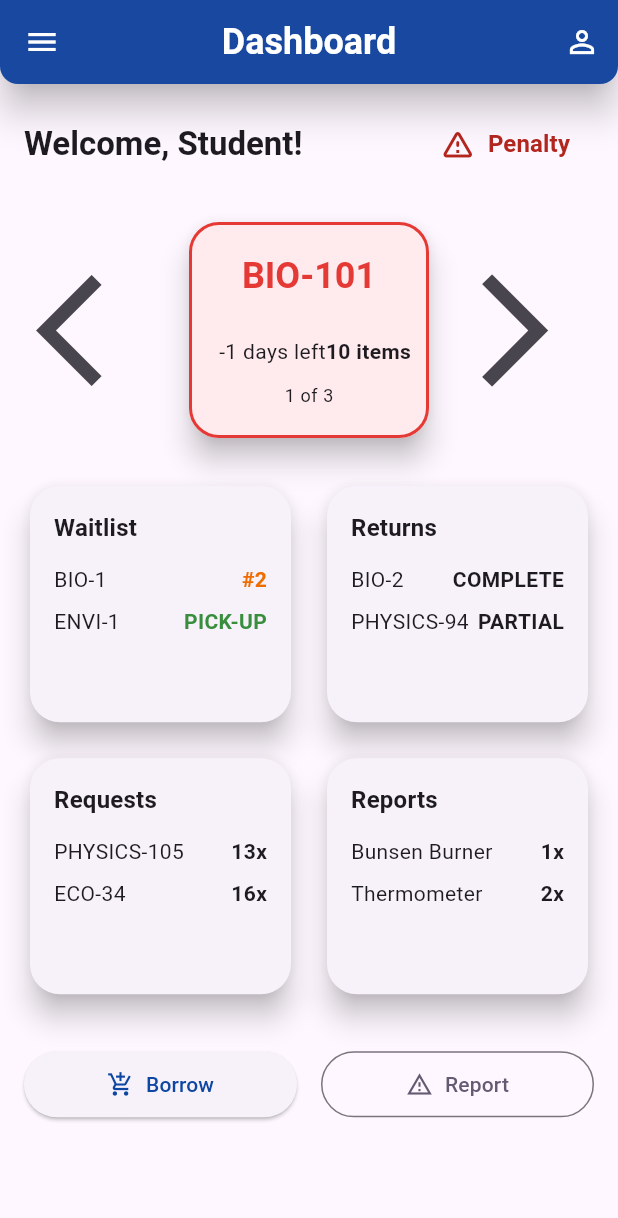
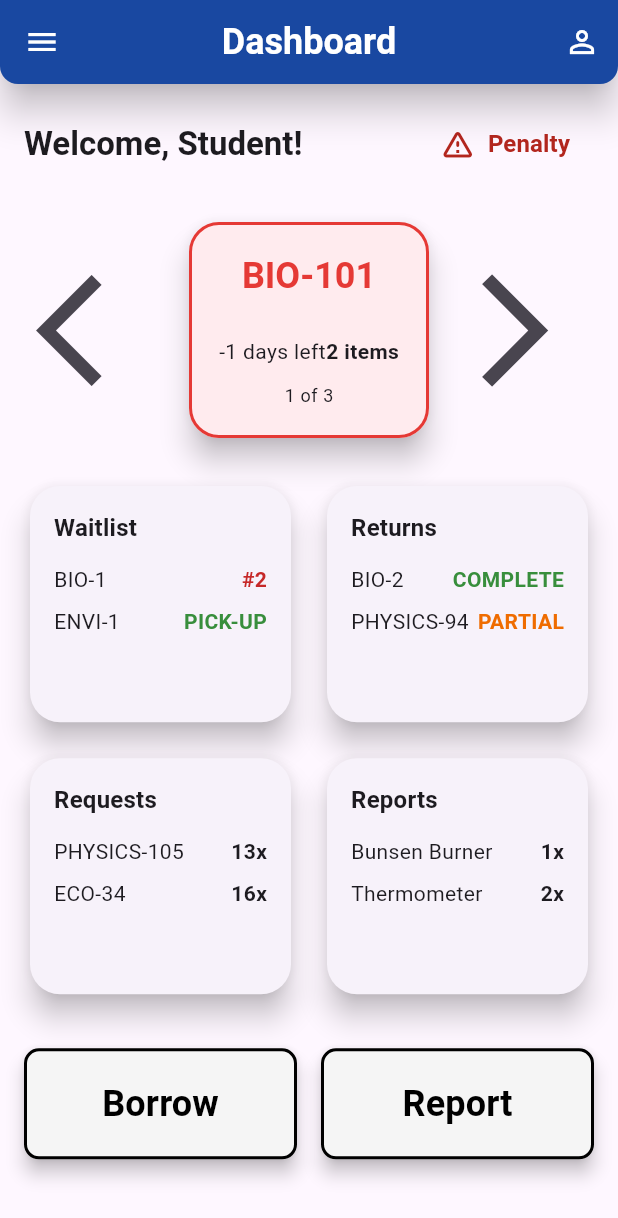
Before and after one commit to Schneidelstrom/LabTrack, a Flutter app: the StudentDashboard screen opened directly, on a phone screen of 412 x 824 dp. Shown: the top 1218 px of the screen. Run offline on Flutter 3.47's test engine with Material 3 defaults, Android fonts, the light colour scheme and no system bars; our stand-ins replace firebase_auth, firebase_core; accounts and stored records are empty.

Commit message:
Added borrowed and penalty screens, and borrow_transaction model

```diff
--- /dev/null
+++ b/lib/student/models/borrow_transaction.dart
@@ -0,0 +1,21 @@
+class BorrowTransaction {
+  final String transactionId;
+  final String courseCode;
+  final String courseName;
+  final String borrowerName;
+  final String dateBorrowed;
+  final String deadlineDate;
+  final List<String> groupMembers;
+  final List<Map<String, dynamic>> borrowedItems;
+
+  const BorrowTransaction({
+    required this.transactionId,
+    required this.courseCode,
+    required this.courseName,
+    required this.borrowerName,
+    required this.dateBorrowed,
+    required this.deadlineDate,
+    required this.groupMembers,
+    required this.borrowedItems,
+  });
+}
--- a/lib/student/screens/dashboard.dart
+++ b/lib/student/screens/dashboard.dart
@@ -6,6 +6,9 @@ import 'package:labtrack/student/screens/waitlist.dart';
 import 'package:labtrack/student/screens/return.dart';
 import 'package:labtrack/student/screens/request.dart';
 import 'package:labtrack/student/screens/reported.dart';
+import 'package:labtrack/student/screens/penalty.dart';
+import 'package:labtrack/student/screens/borrowed.dart';
+import 'package:labtrack/student/models/borrow_transaction.dart';
 
 class StudentDashboard extends StatefulWidget {
   const StudentDashboard({super.key});
@@ -17,30 +20,61 @@ class StudentDashboard extends StatefulWidget {
 class _StudentDashboardState extends State<StudentDashboard> {
   int _currentBorrowedItemIndex = 0;
   final GlobalKey<ScaffoldState> _scaffoldKey = GlobalKey<ScaffoldState>();
-  final List<Map<String, dynamic>> _borrowedItems = const [
-    {
-      'courseCode': 'BIO-101',
-      'itemCount': 10,
-      'daysLeft': -1,
-    },
-    {
-      'courseCode': 'CHEM-103',
-      'itemCount': 13,
-      'daysLeft': 0,
-    },
-    {
-      'courseCode': 'ECO-97',
-      'itemCount': 7,
-      'daysLeft': 15,
-    },
+
+  final List<BorrowTransaction> _borrowedItems = const [
+    const BorrowTransaction(
+      transactionId: 'TXN-00123',
+      courseCode: 'BIO-101',
+      courseName: 'General Biology',
+      borrowerName: 'John Doe',
+      dateBorrowed: '2025-11-10',
+      deadlineDate: '2025-11-12',
+      groupMembers: ['John Doe', 'Jane Smith', 'Peter Jones'],
+      borrowedItems: const [
+        const {'name': 'Microscope', 'quantity': 5},
+        const {'name': 'Slide Set', 'quantity': 5},
+      ],
+    ),
+    const BorrowTransaction(
+      transactionId: 'TXN-00124',
+      courseCode: 'CHEM-103',
+      courseName: 'Organic Chemistry',
+      borrowerName: 'Alice Johnson',
+      dateBorrowed: '2025-11-01',
+      deadlineDate: '2025-11-13',
+      groupMembers: const ['Alice Johnson', 'Bob Brown'],
+      borrowedItems: const [
+        const {'name': 'Test Tube Rack', 'quantity': 1},
+        const {'name': 'Safety Goggles', 'quantity': 12},
+      ],
+    ),
+    const BorrowTransaction(
+      transactionId: 'TXN-00125',
+      courseCode: 'ECO-97',
+      courseName: 'Physics Lab',
+      borrowerName: 'Emma Wilson',
+      dateBorrowed: '2025-11-10',
+      deadlineDate: '2025-11-28',
+      groupMembers: const ['Emma Wilson', 'Mamma Mia', 'Dadda', 'asdfwfasgfighasjdf', 'afqwefafsdf'],
+      borrowedItems: const [
+        const {'name': 'Digital Multimeter', 'quantity': 7},
+      ],
+    ),
   ];
 
   late final bool _hasPenalty;
 
+  int _calculateDaysLeft(String deadlineDate) {
+    final now = DateTime.now();
+    final deadline = DateTime.parse(deadlineDate);
+    final difference = deadline.difference(now);
+    return difference.inDays;
+  }
+
   @override
   void initState() {
     super.initState();
-    _hasPenalty = _borrowedItems.any((item) => item['daysLeft']! < 0);
+    _hasPenalty = _borrowedItems.any((item) => _calculateDaysLeft(item.deadlineDate) < 0);
   }
 
   void _navigateBorrowedItems(bool isNext) {
@@ -61,7 +95,11 @@ class _StudentDashboardState extends State<StudentDashboard> {
 
   @override
   Widget build(BuildContext context) {
-    final currentItem = _borrowedItems[_currentBorrowedItemIndex];
+    final currentTransaction = _borrowedItems[_currentBorrowedItemIndex];
+    final int daysLeft = _calculateDaysLeft(currentTransaction.deadlineDate);
+
+    final int itemCount = currentTransaction.borrowedItems.length;
+
     return Scaffold(
       key: _scaffoldKey,
       drawer: buildAppDrawer(context, selectedIndex: 0),
@@ -101,9 +139,9 @@ class _StudentDashboardState extends State<StudentDashboard> {
                 ),
                 if (_hasPenalty)
                   TextButton.icon(
-                    onPressed: () => print("Pressed on Penalties")
-                    /* TODO: Navigate to Penalties Screen */
-                    ,
+                    onPressed: () => {
+                      Navigator.push(context, MaterialPageRoute(builder: (context) => const StudentPenalty()))
+                    },
                     icon: Icon(
                       Icons.warning_amber_rounded,
                       size: 24.0,
@@ -131,9 +169,9 @@ class _StudentDashboardState extends State<StudentDashboard> {
                 Expanded(
                   child: _buildCurrentlyBorrowedCard(
                     context: context,
-                    courseCode: currentItem['courseCode']!,
-                    itemCount: currentItem['itemCount'],
-                    daysLeft: currentItem['daysLeft'] as int,
+                    transaction: currentTransaction,
+                    itemCount: itemCount,
+                    daysLeft: daysLeft,
                   ),
                 ),
                 IconButton(
@@ -190,29 +228,51 @@ class _StudentDashboardState extends State<StudentDashboard> {
             Row(
               children: [
                 Expanded(
-                  child: ElevatedButton.icon(
+                  child: ElevatedButton(
                     onPressed: () {
                       Navigator.push(context, MaterialPageRoute(builder: (context) => const StudentBorrow()));
                     },
-                    icon: const Icon(Icons.add_shopping_cart, color: Color(0xFF0D47A1)),
-                    label: const Text('Borrow', style: TextStyle(color: Color(0xFF0D47A1))),
-
                     style: ElevatedButton.styleFrom(
-                      padding: const EdgeInsets.symmetric(vertical: 12),
+                      backgroundColor: Colors.grey.shade100,
+                      shape: RoundedRectangleBorder(
+                        borderRadius: BorderRadius.circular(10.0),
+                          side: const BorderSide(color: Colors.black, width: 2.0)
+                      ),
+                      padding: const EdgeInsets.symmetric(vertical: 20),
+                      foregroundColor: Colors.black,
+                      elevation: 5,
+                    ),
+                    child: const Text(
+                      'Borrow',
+                      style: TextStyle(
+                          fontSize: 24,
+                          fontWeight: FontWeight.bold
+                      ),
                     ),
                   ),
                 ),
                 const SizedBox(width: 16),
                 Expanded(
-                  child: OutlinedButton.icon(
-                    onPressed: () => {
-                      Navigator.push(context, MaterialPageRoute(builder: (context) => const StudentReport()))
+                  child: ElevatedButton(
+                    onPressed: () {
+                      Navigator.push(context, MaterialPageRoute(builder: (context) => const StudentReport()));
                     },
-                    icon: const Icon(Icons.report_problem_outlined),
-                    label: const Text('Report'),
-                    style: OutlinedButton.styleFrom(
-                      padding: const EdgeInsets.symmetric(vertical: 12),
-                      foregroundColor: Theme.of(context).colorScheme.secondary,
+                    style: ElevatedButton.styleFrom(
+                      backgroundColor: Colors.grey.shade100,
+                      shape: RoundedRectangleBorder(
+                        borderRadius: BorderRadius.circular(10.0),
+                          side: const BorderSide(color: Colors.black, width: 2.0)
+                      ),
+                      padding: const EdgeInsets.symmetric(vertical: 20),
+                      foregroundColor: Colors.black,
+                      elevation: 5,
+                    ),
+                    child: const Text(
+                      'Report',
+                      style: TextStyle(
+                          fontSize: 24,
+                          fontWeight: FontWeight.bold
+                      ),
                     ),
                   ),
                 ),
@@ -230,10 +290,10 @@ class _StudentDashboardState extends State<StudentDashboard> {
     return isBackground ? Colors.white : Colors.transparent;
   }
 
-  Widget _buildCurrentlyBorrowedCard({required BuildContext context, required String courseCode, required int itemCount, required int daysLeft}) {
+  Widget _buildCurrentlyBorrowedCard({required BuildContext context, required BorrowTransaction transaction, required int itemCount, required int daysLeft}) {
     final Color borderColor = _getCardColor(daysLeft, isBackground: false);
     final Color backgroundColor = _getCardColor(daysLeft, isBackground: true);
-    final double borderWidth = (daysLeft <= 0) ? 2.0 : 0.0;
+    final Color effectiveBorderColor = (daysLeft > 0) ? Colors.blue.shade800 : borderColor;
     final Color daysLeftTextColor = (daysLeft < 0) ? Colors.red.shade600 : (daysLeft == 0 ? Colors.orange.shade600 : Colors.blue.shade900);
 
     return Card(
@@ -241,8 +301,8 @@ class _StudentDashboardState extends State<StudentDashboard> {
       shape: RoundedRectangleBorder(
         borderRadius: BorderRadius.circular(20.0),
         side: BorderSide(
-          color: borderColor,
-          width: borderWidth,
+          color: effectiveBorderColor,
+          width: 2.0,
         ),
       ),
       shadowColor: Theme.of(context).shadowColor,
@@ -251,8 +311,12 @@ class _StudentDashboardState extends State<StudentDashboard> {
         borderRadius: BorderRadius.circular(20.0),
         child: InkWell(
           onTap: () {
-            print('Borrowed Item Card for $courseCode clicked!');
-            /* TODO: Navigate to the details screen for this item */
+            Navigator.push(
+              context,
+              MaterialPageRoute(
+                builder: (context) => StudentTransaction(transaction: transaction, daysLeft: daysLeft),
+              ),
+            );
           },
           borderRadius: BorderRadius.circular(20.0),
           child: Padding(
@@ -263,7 +327,7 @@ class _StudentDashboardState extends State<StudentDashboard> {
               MainAxisSize.min,
               children: [
                 Text(
-                  courseCode,
+                  transaction.courseCode,
                   style: Theme.of(context).textTheme.headlineSmall?.copyWith(fontWeight: FontWeight.bold, color: daysLeftTextColor),
                   textAlign: TextAlign.center,
                 ),
@@ -272,11 +336,11 @@ class _StudentDashboardState extends State<StudentDashboard> {
                   mainAxisAlignment: MainAxisAlignment.spaceBetween,
                   children: [
                     Text(
-                      '$daysLeft days left',
-                      style: Theme.of(context).textTheme.bodyMedium
+                        '$daysLeft days left',
+                        style: Theme.of(context).textTheme.bodyMedium
                     ),
                     Text(
-                      '$itemCount items',
+                      '$itemCount${itemCount == 1 ? ' item' : ' items'}',
                       style: Theme.of(context).textTheme.bodyMedium?.copyWith(fontWeight: FontWeight.bold),
                     ),
                   ],
@@ -370,10 +434,14 @@ class _StudentDashboardState extends State<StudentDashboard> {
   }
 
   Color _getStatusColor(String status, BuildContext context) {
-    if (status.toUpperCase() == 'PICK-UP') {
+    final upperStatus = status.toUpperCase();
+
+    if (upperStatus == 'PICK-UP' || upperStatus == 'COMPLETE') {
       return Colors.green.shade700;
-    } else if (status.contains('#')) {
+    } else if (upperStatus == 'PARTIAL') {
       return Colors.orange.shade800;
+    } else if (upperStatus.contains('#')) {
+      return Colors.red.shade800;
     }
     return Theme.of(context).textTheme.bodyMedium?.color ?? Colors.black;
   }
```
Also changed, not shown: lib/student/screens/borrowed.dart (added, +179 -0 lines), lib/student/screens/penalty.dart (added, +209 -0 lines).
